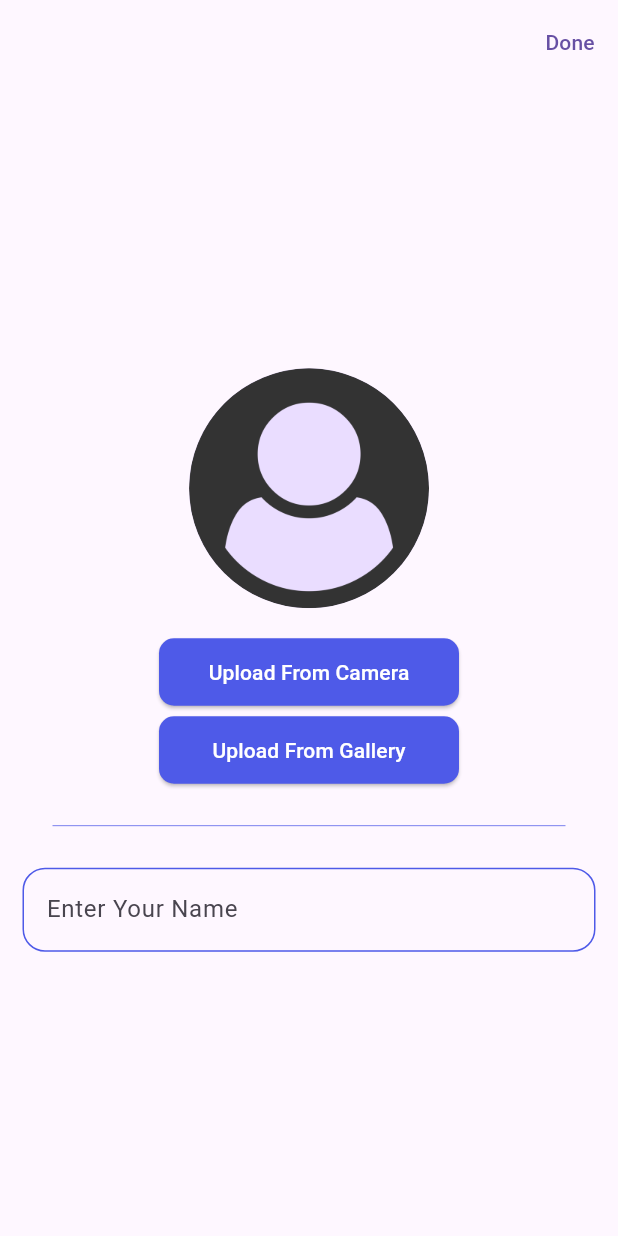
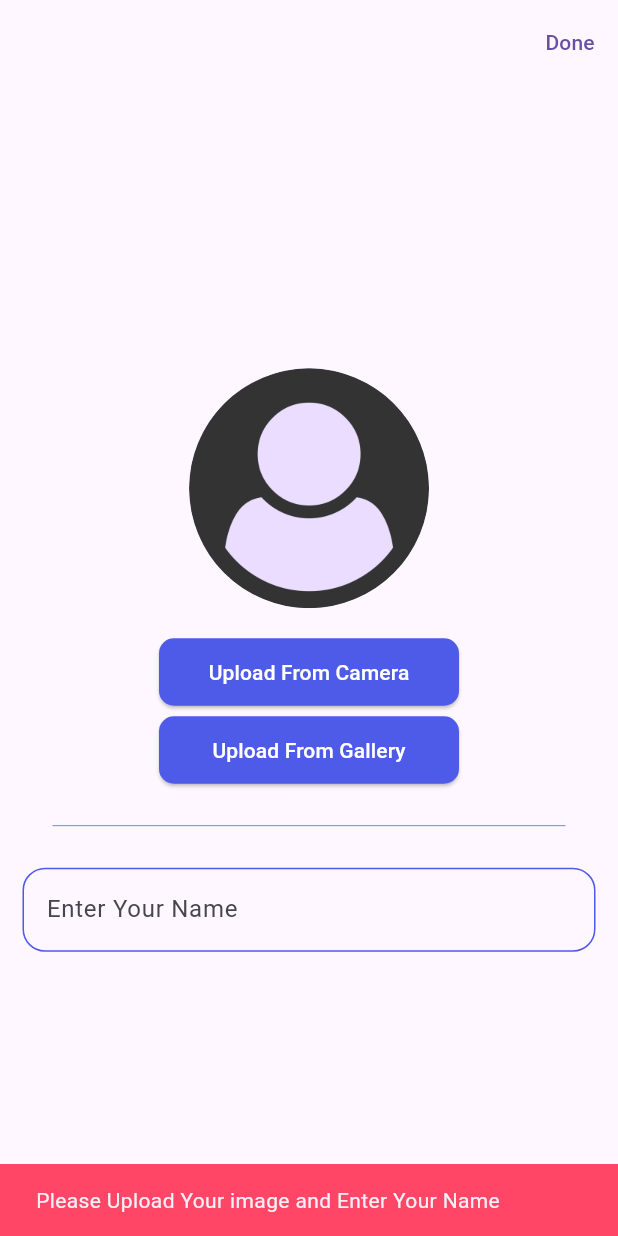
Before and after one commit to sayedabdul-aziz/EraaSoft-114, a Flutter app: the screen it shows after launch, after a tap on "Done", on a phone screen of 412 x 824 dp. Run offline on Flutter 3.47's test engine with Material 3 defaults, Android fonts, the phone set to English and light mode, and no system bars; our stand-ins replace date_picker_timeline, gap, google_fonts, hive, hive_flutter, image_picker and 2 more; accounts and stored records are empty; network calls fail.

Commit message:
add session 1/28

```diff
--- /dev/null
+++ b/taskati_1_24/lib/core/network/local_storage.dart
@@ -0,0 +1,16 @@
+import 'package:hive/hive.dart';
+
+class AppLocal {
+  static String IMAGE_KEY = 'IMAGE';
+  static String NAME_KEY = 'NAME';
+  static String ISUPLOAD_KEY = 'ISUPLOAD';
+  static cacheData(String key, value) {
+    var box = Hive.box('user');
+    box.put(key, value);
+  }
+
+  static dynamic getCachedData(String key) {
+    var box = Hive.box('user');
+    return box.get(key);
+  }
+}
--- a/taskati_1_24/lib/core/widgets/custom_btn.dart
+++ b/taskati_1_24/lib/core/widgets/custom_btn.dart
@@ -4,18 +4,21 @@ import 'package:taskati_1_24/core/utils/app_colors.dart';
 class CustomButton extends StatelessWidget {
   const CustomButton({
     super.key,
+    this.background = const Color(0xff4E5AE8),
     required this.text,
     required this.onPressed,
   });
   final String text;
   final Function() onPressed;
+  final Color background;
+
   @override
   Widget build(BuildContext context) {
     return ElevatedButton(
         style: ElevatedButton.styleFrom(
             shape:
                 RoundedRectangleBorder(borderRadius: BorderRadius.circular(10)),
-            backgroundColor: AppColors.primaryColor,
+            backgroundColor: background,
             foregroundColor: AppColors.whiteColor),
         onPressed: onPressed,
         child: Text(text));
--- /dev/null
+++ b/taskati_1_24/lib/core/widgets/custom_error_dialog.dart
@@ -0,0 +1,7 @@
+import 'package:flutter/material.dart';
+import 'package:taskati_1_24/core/utils/app_colors.dart';
+
+showErrorDialog(context, text) {
+  ScaffoldMessenger.of(context).showSnackBar(
+      SnackBar(backgroundColor: AppColors.redColor, content: Text(text)));
+}
--- a/taskati_1_24/lib/features/splash_view.dart
+++ b/taskati_1_24/lib/features/splash_view.dart
@@ -1,8 +1,10 @@
 import 'package:flutter/material.dart';
 import 'package:gap/gap.dart';
 import 'package:lottie/lottie.dart';
+import 'package:taskati_1_24/core/network/local_storage.dart';
 import 'package:taskati_1_24/core/utils/app_colors.dart';
 import 'package:taskati_1_24/core/utils/text_styles.dart';
+import 'package:taskati_1_24/features/home/home_view.dart';
 import 'package:taskati_1_24/features/upload/upload_view.dart';
 
 class SplashView extends StatefulWidget {
@@ -16,9 +18,11 @@ class _SplashViewState extends State<SplashView> {
   @override
   void initState() {
     super.initState();
+
+    bool isUpload = AppLocal.getCachedData(AppLocal.ISUPLOAD_KEY) ?? false;
     Future.delayed(const Duration(seconds: 4), () {
       Navigator.of(context).pushReplacement(MaterialPageRoute(
-        builder: (context) => const UploadView(),
+        builder: (context) => isUpload ? const HomeView() : const UploadView(),
       ));
     });
   }
--- a/taskati_1_24/lib/features/upload/upload_view.dart
+++ b/taskati_1_24/lib/features/upload/upload_view.dart
@@ -3,10 +3,14 @@ import 'dart:io';
 import 'package:flutter/material.dart';
 import 'package:gap/gap.dart';
 import 'package:image_picker/image_picker.dart';
+import 'package:taskati_1_24/core/network/local_storage.dart';
 import 'package:taskati_1_24/core/utils/app_colors.dart';
 import 'package:taskati_1_24/core/widgets/custom_btn.dart';
+import 'package:taskati_1_24/core/widgets/custom_error_dialog.dart';
+import 'package:taskati_1_24/features/home/home_view.dart';
 
 String? path;
+String name = '';
 
 class UploadView extends StatefulWidget {
   const UploadView({super.key});
@@ -20,7 +24,31 @@ class _UploadViewState extends State<UploadView> {
   Widget build(BuildContext context) {
     return Scaffold(
       appBar: AppBar(
-        actions: [TextButton(onPressed: () {}, child: const Text('Done'))],
+        actions: [
+          TextButton(
+              onPressed: () {
+                // image and name
+                // no image
+                // no name
+                // no image and no name
+                if (path != null && name.isNotEmpty) {
+                  AppLocal.cacheData(AppLocal.IMAGE_KEY, path);
+                  AppLocal.cacheData(AppLocal.NAME_KEY, name);
+                  AppLocal.cacheData(AppLocal.ISUPLOAD_KEY, true);
+                  Navigator.of(context).pushReplacement(MaterialPageRoute(
+                    builder: (context) => const HomeView(),
+                  ));
+                } else if (path == null && name.isNotEmpty) {
+                  showErrorDialog(context, 'Please Upload Your image');
+                } else if (path != null && name.isEmpty) {
+                  showErrorDialog(context, 'Enter Your Name');
+                } else {
+                  showErrorDialog(
+                      context, 'Please Upload Your image and Enter Your Name');
+                }
+              },
+              child: const Text('Done'))
+        ],
       ),
       body: Center(
         child: Padding(
@@ -63,6 +91,15 @@ class _UploadViewState extends State<UploadView> {
               ),
               const Gap(20),
               TextFormField(
+                // inputFormatters: [
+                //   FilteringTextInputFormatter.allow(RegExp(r'[a-z]'))
+                // ],
+                onChanged: (value) {
+                  setState(() {
+                    name = value;
+                  });
+                },
+                keyboardType: TextInputType.name,
                 decoration: InputDecoration(
                   hintText: 'Enter Your Name',
                   enabledBorder: OutlineInputBorder(
@@ -87,6 +124,7 @@ class _UploadViewState extends State<UploadView> {
   }
 
   uploadFromCamera() async {
+    // OPEN CAMERA AND PICK IMAGE
     var pickedImage = await ImagePicker().pickImage(source: ImageSource.camera);
     if (pickedImage != null) {
       setState(() {
--- a/taskati_1_24/lib/main.dart
+++ b/taskati_1_24/lib/main.dart
@@ -1,7 +1,10 @@
 import 'package:flutter/material.dart';
+import 'package:hive_flutter/hive_flutter.dart';
 import 'package:taskati_1_24/features/splash_view.dart';
 
-void main() {
+Future<void> main() async {
+  await Hive.initFlutter();
+  await Hive.openBox('user');
   runApp(const MainApp());
 }
 
--- a/taskati_1_24/pubspec.yaml
+++ b/taskati_1_24/pubspec.yaml
@@ -7,11 +7,15 @@ environment:
   sdk: '>=3.2.2 <4.0.0'
 
 dependencies:
+  date_picker_timeline: ^1.2.5
   flutter:
     sdk: flutter
   gap: ^3.0.1
   google_fonts: ^6.1.0
+  hive: ^2.2.3
+  hive_flutter: ^1.1.0
   image_picker: ^1.0.7
+  intl: ^0.18.0
   lottie: ^3.0.0
 
 dev_dependencies:
```
Also changed, not shown: taskati_1_24/lib/features/add-task/add_task_view.dart (added, +81 -0 lines), taskati_1_24/lib/features/home/home_view.dart (added, +147 -0 lines), taskati_1_24/lib/features/home/widgets/home_header.dart (added, +53 -0 lines), taskati_1_24/pubspec.lock.
